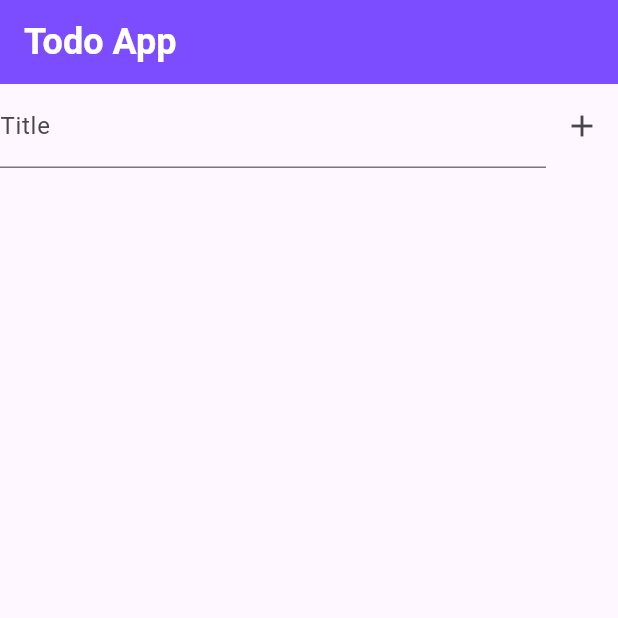
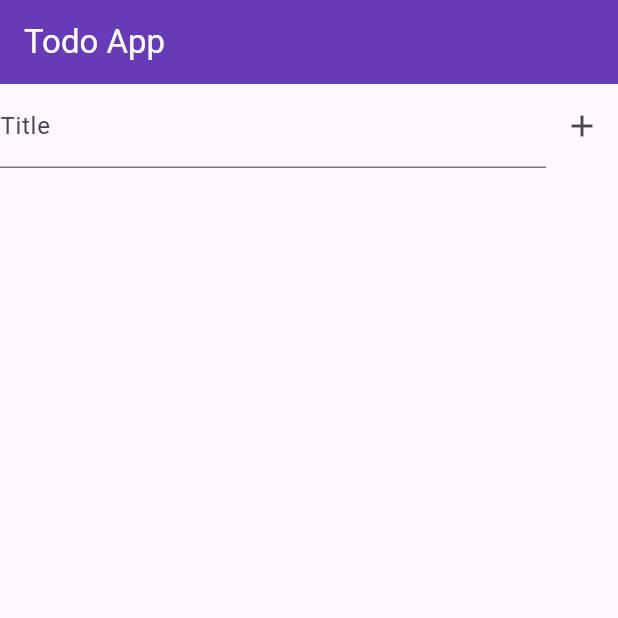
Before and after one commit to DharaPambhar/second_app, a Flutter app: the screen it shows after launch, after a tap on the "add" icon, on a phone screen of 412 x 824 dp, the top half of it. Run offline on Flutter 3.47's test engine with Material 3 defaults, Android fonts, the phone set to English and light mode, and no system bars.

Commit message:
ToDo_app

```diff
--- a/lib/screens/todo_screen.dart
+++ b/lib/screens/todo_screen.dart
@@ -11,21 +11,16 @@ class TodoScreen extends StatefulWidget {
 
 class _TodoScreenState extends State<TodoScreen> {
   TextEditingController txtTitle = TextEditingController();
-  List<String> tasks = [] ;
+  int selIndx = -1;
+  List<String> tasks = [];
   @override
   Widget build(BuildContext context) {
     return Scaffold(
       appBar: AppBar(
-        title: Text('Todo App',
-        style: TextStyle(
-          color: Colors.white,
-          fontSize: 24,
-          fontWeight: FontWeight.bold
+        title: Text('Todo App', style: TextStyle(color: Colors.white)),
+        backgroundColor: Colors.deepPurple,
       ),
-        ),
-        backgroundColor: Colors.deepPurpleAccent,
-      ),
-      body:Column(
+      body: Column(
         children: [
           Row(
             children: [
@@ -38,34 +33,56 @@ class _TodoScreenState extends State<TodoScreen> {
                   ),
                 ),
               ),
-              IconButton(onPressed: (){
+              IconButton(
+                onPressed: () {
                   log(txtTitle.text);
-                if(txtTitle.text.isNotEmpty){
-                  tasks.add(txtTitle.text);
+                  if (txtTitle.text.isNotEmpty) {
+                   if(selIndx==-1)
+                    {tasks.add(txtTitle.text);}
+                    else{
+                      tasks[selIndx] = txtTitle.text;
+                      selIndx = -1;
+                    }
                     txtTitle.text = "";
                     setState(() {});
-
                   }
-
-
-              }, icon: Icon(Icons.add))
+                },
+                icon: Icon(Icons.add),
+              ),
             ],
           ),
-          Expanded(child: ListView.builder(itemBuilder: (context, index) => ListTile(
+          Expanded(
+            child: ListView.builder(
+              itemBuilder: (context, index) => ListTile(
                 title: Text(tasks[index]),
-            trailing: IconButton(onPressed: () {
+                trailing: SizedBox(
+                  width: 100,
+                  child: Row(
+                    children: [
+                      IconButton(
+                        onPressed: () {
+                          txtTitle.text = tasks[index];
+                          selIndx = index;
+                          setState(() {});
+                        },
+                        icon: Icon(Icons.edit),
+                      ),
+                      IconButton(
+                        onPressed: () {
                           tasks.removeAt(index);
                           setState(() {});
                         },
-            icon: Icon(Icons.delete)),
+                        icon: Icon(Icons.delete),
                       ),
-          itemCount:tasks.length,
+                    ],
+                  ),
+                ),
+              ),
+              itemCount: tasks.length,
             ),
           ),
         ],
       ),
-
     );
-
   }
 }
```
Lines whose indentation alone changed are shown as unchanged.
